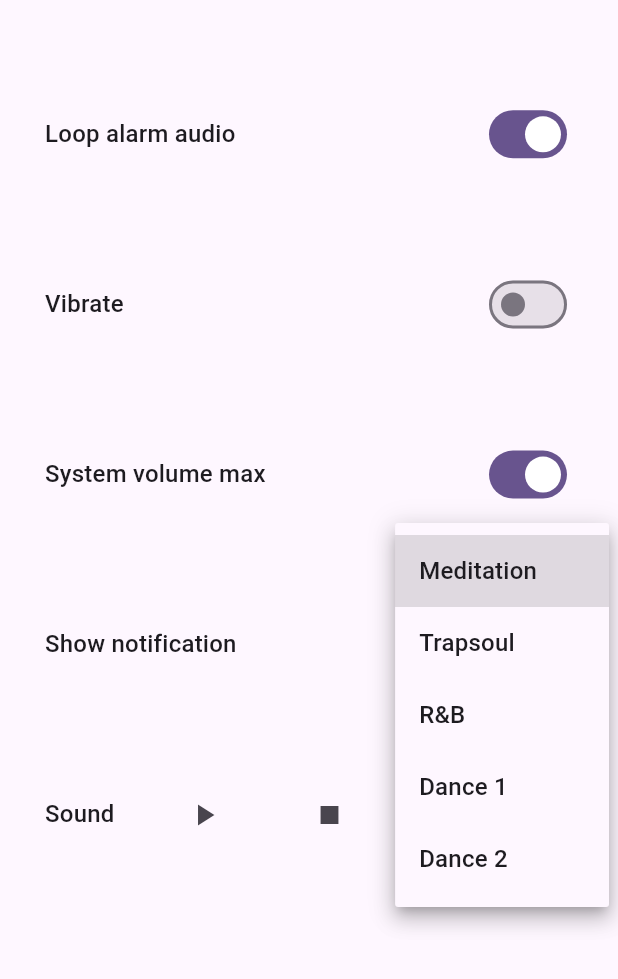
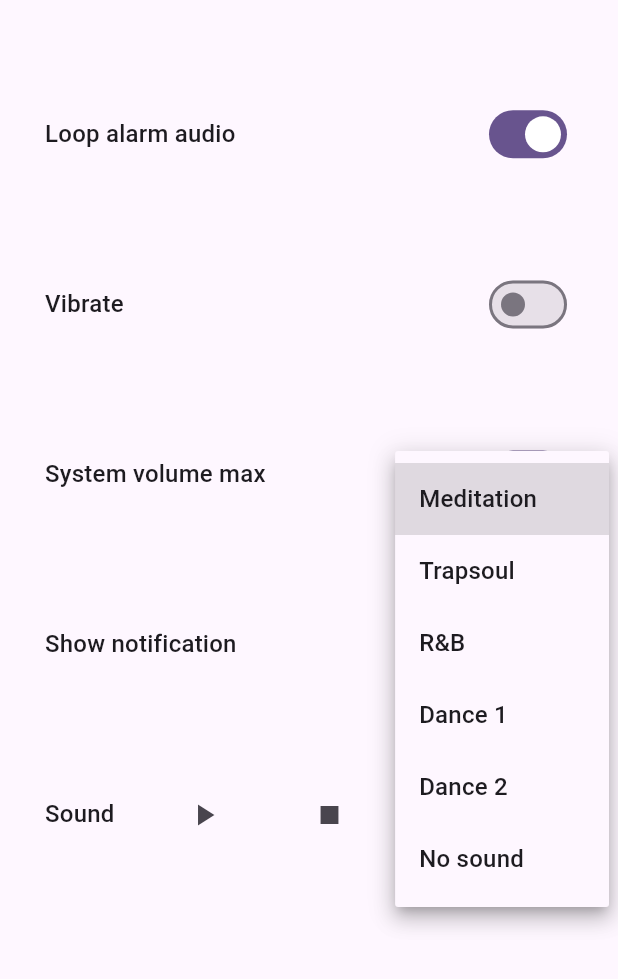
Before and after one commit to zbelova/unfocus, a Flutter app: the SettingsScreen widget shown alone on an empty page, opened directly, item 3 of the bottom bar chosen, on a phone screen of 412 x 824 dp, the part 257-1236 px from its top. Run offline on Flutter 3.47's test engine with Material 2 defaults, Android fonts, the phone set to English and light mode, and no system bars; our stand-ins replace audioplayers, flutter_native_splash, sensors_plus, shared_preferences; missing offline and left inert: alarm; accounts and stored records are empty; statements that could not run were skipped.

Commit message:
Заменила звук фокуса, добавила опцию без звука

```diff
--- a/lib/screens/settings_screen.dart
+++ b/lib/screens/settings_screen.dart
@@ -34,7 +34,11 @@ class _SettingsScreenState extends State<SettingsScreen> {
     [
       'Dance 2',
       'assets/dance2.mp3',
-    ]
+    ],
+    [
+    'No sound',
+    'assets/1-second-of-silence.mp3',
+  ]
   ];
 
   @override
--- a/lib/screens/unfocus_screen.dart
+++ b/lib/screens/unfocus_screen.dart
@@ -57,12 +57,13 @@ class _UnfocusScreenState extends State<UnfocusScreen> {
   void _setFocusAlarm() {
     final now = DateTime.now();
     //Alarm.stopAll();
+    var sound = (widget.alarmSettings.assetAudioPath == 'assets/1-second-of-silence.mp3')?'assets/1-second-of-silence.mp3':'assets/pop.mp3';
     Alarm.set(
       alarmSettings: widget.alarmSettings.copyWith(
         id:222,
         notificationTitle: 'Focus!',
         notificationBody: 'Keep focused on your goals',
-        assetAudioPath: 'assets/pop.mp3',
+        assetAudioPath: sound,
         loopAudio: false,
         dateTime: DateTime(
           now.year,
@@ -348,7 +349,7 @@ class _UnfocusScreenState extends State<UnfocusScreen> {
               color: Color(0xFF484848),
             ),
           ),
-        if (!_musicTurnedOff &&  _walkingRequired && _movingComplete)
+        if (!_musicTurnedOff &&  _walkingRequired && _movingComplete && widget.alarmSettings.assetAudioPath != 'assets/1-second-of-silence.mp3')
           Padding(
             padding: const EdgeInsets.only(top: 20.0),
             child: ElevatedButton(
```
Also changed, not shown: lib/screens/home_screen.dart (+10 -15 lines), 1 other file.
